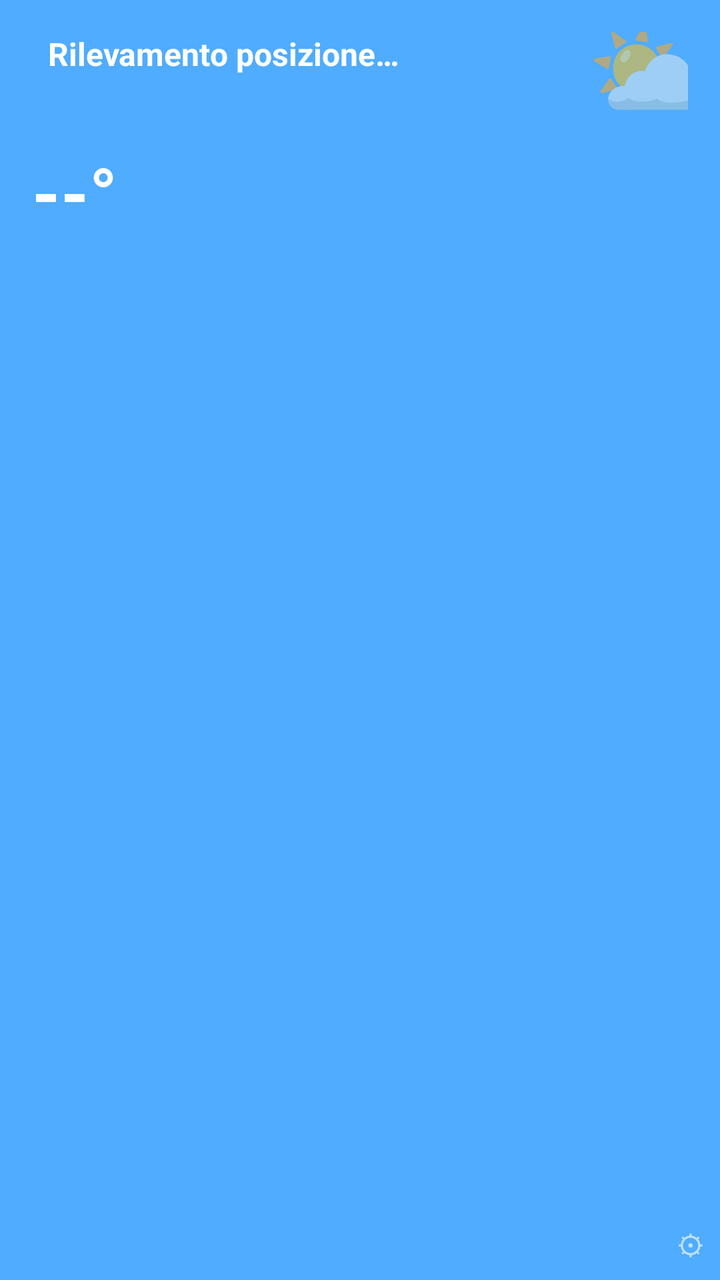
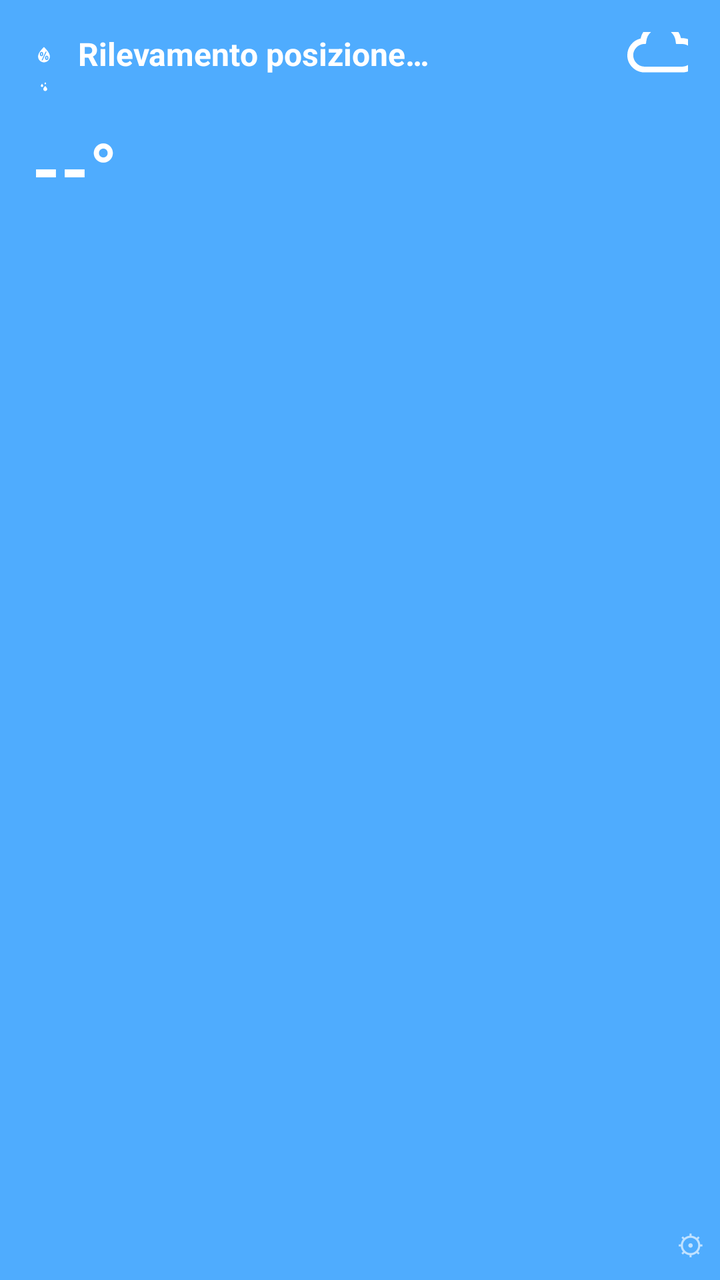

Screens rendered from an Android XML layout before and after an edit, with the pre-edit source and the edit as a unified diff.
<!-- AndroidManifest.xml: application theme Theme.AppCompat.Light.NoActionBar -->
<!-- res/layout/weather_widget_large.xml -->
<?xml version="1.0" encoding="utf-8"?>
<FrameLayout xmlns:android="http://schemas.android.com/apk/res/android"
    android:layout_width="match_parent"
    android:layout_height="match_parent">

    <LinearLayout
        android:id="@+id/widget_root"
        android:layout_width="match_parent"
        android:layout_height="match_parent"
        android:orientation="vertical"
        android:background="#4facfe"
        android:padding="16dp">

        <LinearLayout
            android:layout_width="match_parent"
            android:layout_height="wrap_content"
            android:orientation="horizontal"
            android:clipChildren="false">

            <LinearLayout
                android:layout_width="wrap_content"
                android:layout_height="wrap_content"
                android:layout_gravity="center_vertical"
                android:layout_marginEnd="8dp"
                android:orientation="vertical">

                <TextView
                    android:id="@+id/humidity_text"
                    android:layout_width="wrap_content"
                    android:layout_height="wrap_content"
                    android:text=""
                    android:textColor="#E6FFFFFF"
                    android:textSize="11sp" />

                <TextView
                    android:id="@+id/rain_text"
                    android:layout_width="wrap_content"
                    android:layout_height="wrap_content"
                    android:layout_marginTop="2dp"
                    android:text=""
                    android:textColor="#E6FFFFFF"
                    android:textSize="11sp" />
            </LinearLayout>

            <LinearLayout
                android:layout_width="0dp"
                android:layout_height="wrap_content"
                android:layout_weight="1"
                android:orientation="vertical">

                <TextView
                    android:id="@+id/city_text"
                    android:layout_width="wrap_content"
                    android:layout_height="wrap_content"
                    android:text="Rilevamento posizione…"
                    android:textColor="#FFFFFF"
                    android:textSize="16sp"
                    android:textStyle="bold" />

                <TextView
                    android:id="@+id/desc_text"
                    android:layout_width="wrap_content"
                    android:layout_height="wrap_content"
                    android:text=""
                    android:textColor="#FFFFFF"
                    android:textSize="13sp" />
            </LinearLayout>

            
            <TextView
                android:id="@+id/icon_text"
                android:layout_width="wrap_content"
                android:layout_height="wrap_content"
                android:layout_marginTop="-18dp"
                android:layout_marginEnd="-14dp"
                android:text="⛅"
                android:textSize="52sp" />
        </LinearLayout>

        <TextView
            android:id="@+id/temp_text"
            android:layout_width="wrap_content"
            android:layout_height="wrap_content"
            android:layout_marginTop="4dp"
            android:text="--°"
            android:textColor="#FFFFFF"
            android:textSize="36sp"
            android:textStyle="bold" />

        
        <HorizontalScrollView
            android:layout_width="match_parent"
            android:layout_height="wrap_content"
            android:layout_marginTop="10dp"
            android:scrollbars="none">

            <LinearLayout
                android:id="@+id/hourly_container"
                android:layout_width="wrap_content"
                android:layout_height="wrap_content"
                android:orientation="horizontal" />
        </HorizontalScrollView>

        <LinearLayout
            android:id="@+id/forecast_container"
            android:layout_width="match_parent"
            android:layout_height="wrap_content"
            android:layout_marginTop="8dp"
            android:orientation="horizontal" />

    </LinearLayout>

    <TextView
        android:id="@+id/settings_icon"
        android:layout_width="wrap_content"
        android:layout_height="wrap_content"
        android:layout_gravity="bottom|end"
        android:padding="8dp"
        android:text="⚙"
        android:textColor="#FFFFFF"
        android:alpha="0.65"
        android:textSize="14sp" />

</FrameLayout>
<!-- resources referenced by this layout -->
<resources>

</resources>

<!-- the commit's change to res/layout/weather_widget_large.xml (unified diff, before → after) -->
@@ -24,22 +24,48 @@
                 android:layout_marginEnd="8dp"
                 android:orientation="vertical">
 
-                <TextView
-                    android:id="@+id/humidity_text"
+                <LinearLayout
                     android:layout_width="wrap_content"
                     android:layout_height="wrap_content"
-                    android:text=""
-                    android:textColor="#E6FFFFFF"
-                    android:textSize="11sp" />
+                    android:gravity="center_vertical"
+                    android:orientation="horizontal">
 
-                <TextView
-                    android:id="@+id/rain_text"
+                    <ImageView
+                        android:layout_width="12dp"
+                        android:layout_height="12dp"
+                        android:src="@drawable/ic_weather_humidity" />
+
+                    <TextView
+                        android:id="@+id/humidity_text"
+                        android:layout_width="wrap_content"
+                        android:layout_height="wrap_content"
+                        android:layout_marginStart="3dp"
+                        android:text=""
+                        android:textColor="#E6FFFFFF"
+                        android:textSize="11sp" />
+                </LinearLayout>
+
+                <LinearLayout
                     android:layout_width="wrap_content"
                     android:layout_height="wrap_content"
                     android:layout_marginTop="2dp"
-                    android:text=""
-                    android:textColor="#E6FFFFFF"
-                    android:textSize="11sp" />
+                    android:gravity="center_vertical"
+                    android:orientation="horizontal">
+
+                    <ImageView
+                        android:layout_width="12dp"
+                        android:layout_height="12dp"
+                        android:src="@drawable/ic_weather_raindrops" />
+
+                    <TextView
+                        android:id="@+id/rain_text"
+                        android:layout_width="wrap_content"
+                        android:layout_height="wrap_content"
+                        android:layout_marginStart="3dp"
+                        android:text=""
+                        android:textColor="#E6FFFFFF"
+                        android:textSize="11sp" />
+                </LinearLayout>
             </LinearLayout>
 
             <LinearLayout
@@ -67,14 +93,13 @@
             </LinearLayout>
 
             
-            <TextView
+            <ImageView
                 android:id="@+id/icon_text"
-                android:layout_width="wrap_content"
-                android:layout_height="wrap_content"
+                android:layout_width="52dp"
+                android:layout_height="52dp"
                 android:layout_marginTop="-18dp"
                 android:layout_marginEnd="-14dp"
-                android:text="⛅"
-                android:textSize="52sp" />
+                android:src="@drawable/ic_weather_cloudy" />
         </LinearLayout>
 
         <TextView
<!-- resource entries referenced after the edit -->
@@ -1,5 +1,27 @@
 <!-- resources referenced by this layout -->
 <resources>
-
+  <!-- drawable ic_weather_cloudy (drawable) -->
+  <?xml version="1.0" encoding="utf-8"?>
+  <vector xmlns:android="http://schemas.android.com/apk/res/android"
+      android:width="24dp"
+      android:height="24dp"
+      android:viewportWidth="30"
+      android:viewportHeight="30">
+      <path
+          android:fillColor="#FFFFFF"
+          android:pathData="M4.61,16.88c0-1.15,0.36-2.17,1.08-3.07c0.72-0.9,1.63-1.48,2.74-1.73c0.31-1.37,1.02-2.49,2.11-3.37s2.35-1.32,3.76-1.32 c1.38,0,2.61,0.43,3.69,1.28s1.78,1.95,2.1,3.29h0.33c0.9,0,1.73,0.22,2.49,0.65s1.37,1.03,1.81,1.79c0.44,0.76,0.67,1.58,0.67,2.48 c0,0.88-0.21,1.7-0.63,2.45s-1,1.35-1.73,1.8c-0.73,0.45-1.54,0.69-2.41,0.72H9.41c-1.34-0.06-2.47-0.57-3.4-1.53 C5.08,19.37,4.61,18.22,4.61,16.88z M6.32,16.88c0,0.87,0.3,1.62,0.9,2.26s1.33,0.98,2.19,1.03h11.19c0.86-0.04,1.59-0.39,2.19-1.03 c0.61-0.64,0.91-1.4,0.91-2.26c0-0.88-0.33-1.63-0.98-2.27c-0.65-0.64-1.42-0.96-2.32-0.96H18.8c-0.11,0-0.17-0.06-0.17-0.18 l-0.07-0.57c-0.11-1.08-0.58-1.99-1.4-2.72c-0.82-0.73-1.77-1.1-2.86-1.1c-1.09,0-2.05,0.37-2.85,1.1 c-0.81,0.73-1.27,1.64-1.37,2.72l-0.08,0.57c0,0.12-0.07,0.18-0.2,0.18H9.27c-0.84,0.1-1.54,0.46-2.1,1.07S6.32,16.05,6.32,16.88z" />
+  </vector>
+  <!-- drawable ic_weather_humidity: vector/xml drawable (drawable, 2258 chars, omitted) -->
+  <!-- drawable ic_weather_raindrops (drawable) -->
+  <?xml version="1.0" encoding="utf-8"?>
+  <vector xmlns:android="http://schemas.android.com/apk/res/android"
+      android:width="24dp"
+      android:height="24dp"
+      android:viewportWidth="30"
+      android:viewportHeight="30">
+      <path
+          android:fillColor="#FFFFFF"
+          android:pathData="M11.01,12.23c0-0.26,0.13-0.59,0.38-1.01c0.25-0.42,0.5-0.77,0.73-1.04c0.06-0.07,0.14-0.17,0.23-0.28s0.15-0.17,0.16-0.18 l0.37,0.43c0.28,0.31,0.53,0.66,0.76,1.07c0.23,0.41,0.35,0.74,0.35,1.01c0,0.41-0.14,0.77-0.43,1.06 c-0.28,0.29-0.63,0.44-1.05,0.44c-0.41,0-0.77-0.15-1.06-0.44C11.16,12.99,11.01,12.64,11.01,12.23z M14.13,16.38 c0-0.29,0.08-0.62,0.24-1.01c0.16-0.38,0.36-0.74,0.6-1.06c0.46-0.61,0.89-1.12,1.31-1.53c0.04-0.03,0.13-0.11,0.26-0.24l0.25,0.24 c0.39,0.37,0.83,0.88,1.32,1.52c0.26,0.34,0.46,0.7,0.62,1.08s0.24,0.71,0.24,1c0,0.69-0.23,1.26-0.7,1.73 c-0.47,0.47-1.05,0.7-1.73,0.7c-0.68,0-1.25-0.24-1.72-0.71S14.13,17.05,14.13,16.38z M15.65,9.48c0-0.43,0.33-1,1-1.7l0.25,0.28 c0.19,0.22,0.36,0.46,0.51,0.74c0.15,0.27,0.23,0.5,0.23,0.68c0,0.28-0.1,0.5-0.29,0.69c-0.19,0.18-0.42,0.28-0.7,0.28 c-0.29,0-0.53-0.09-0.72-0.28C15.75,9.98,15.65,9.75,15.65,9.48z" />
+  </vector>
 </resources>
 
